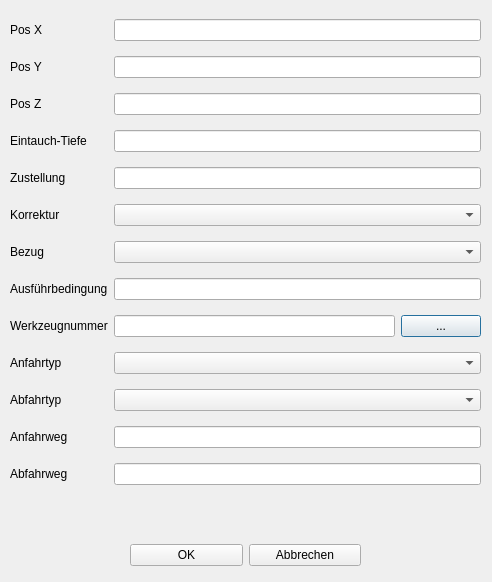
TischlerWilly/simson, file Dialoge/bearb/dialog_bearb_faufruf.ui: the form before one commit.
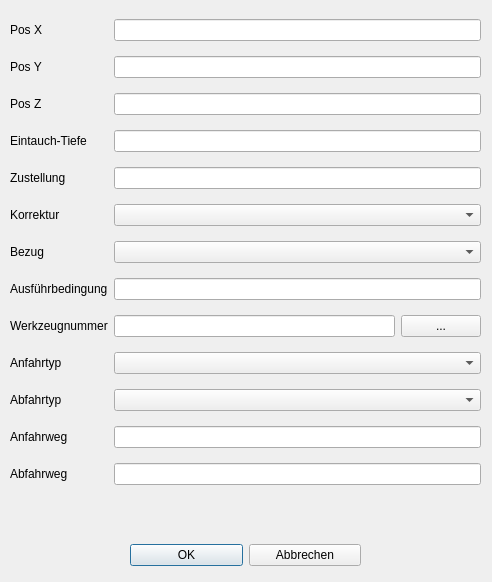
The form after the commit.

```diff
--- a/Dialoge/bearb/dialog_bearb_faufruf.ui
+++ b/Dialoge/bearb/dialog_bearb_faufruf.ui
@@ -193,6 +193,9 @@
       <property name="text">
        <string>OK</string>
       </property>
+      <property name="default">
+       <bool>true</bool>
+      </property>
      </widget>
     </item>
     <item>
```
Left out of the diff: 3 changed lines with no effect on the pictures.
